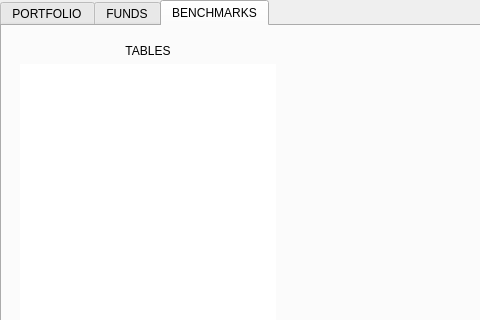
wwmm/viewprofit, file src/ui/main_window.ui: the form before one commit; both pictures show x 0 to 480 and y 0 to 320 of the 801 by 491 pixel window.
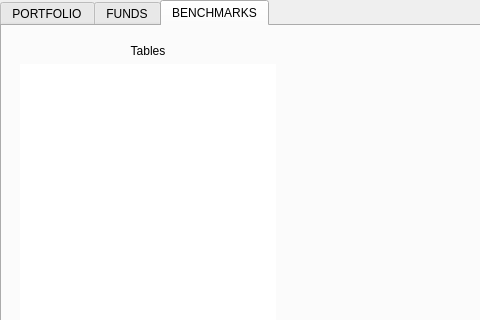
The form after the commit. The open tabs and pages were chosen to show the change.

Diff of the .ui file:
```diff
--- a/src/ui/main_window.ui
+++ b/src/ui/main_window.ui
@@ -317,7 +317,7 @@
               </sizepolicy>
              </property>
              <property name="text">
-              <string>TABLES</string>
+              <string>Tables</string>
              </property>
              <property name="alignment">
               <set>Qt::AlignCenter</set>
```
Left out of the diff: 4 changed lines with no effect on the pictures.
